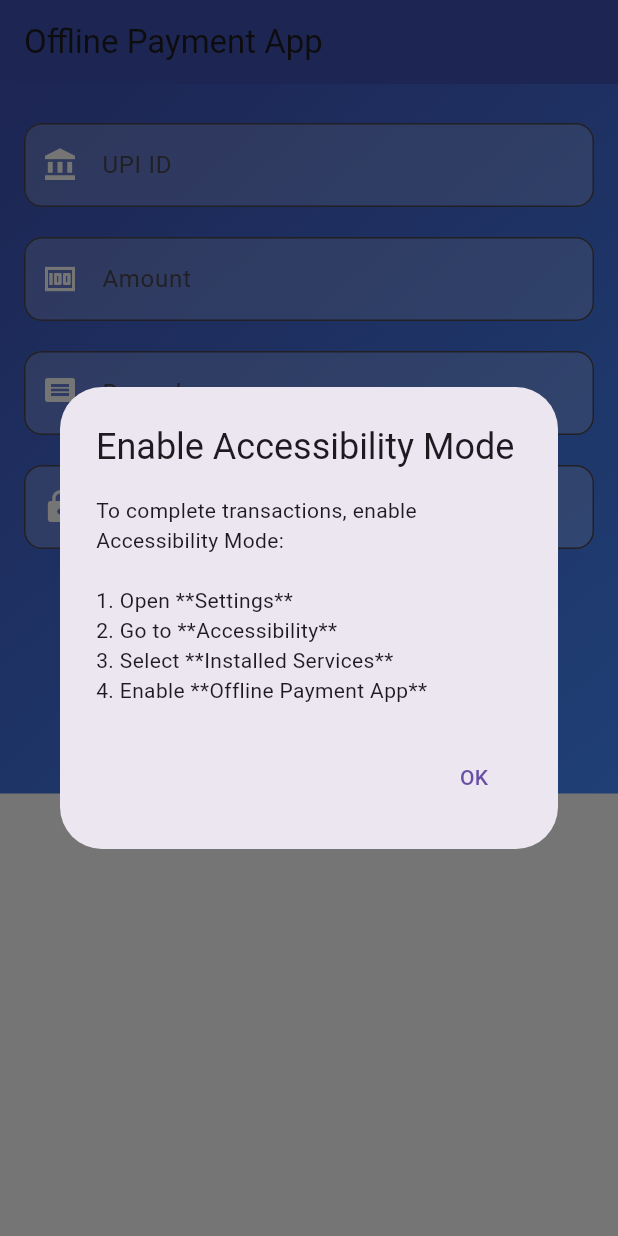
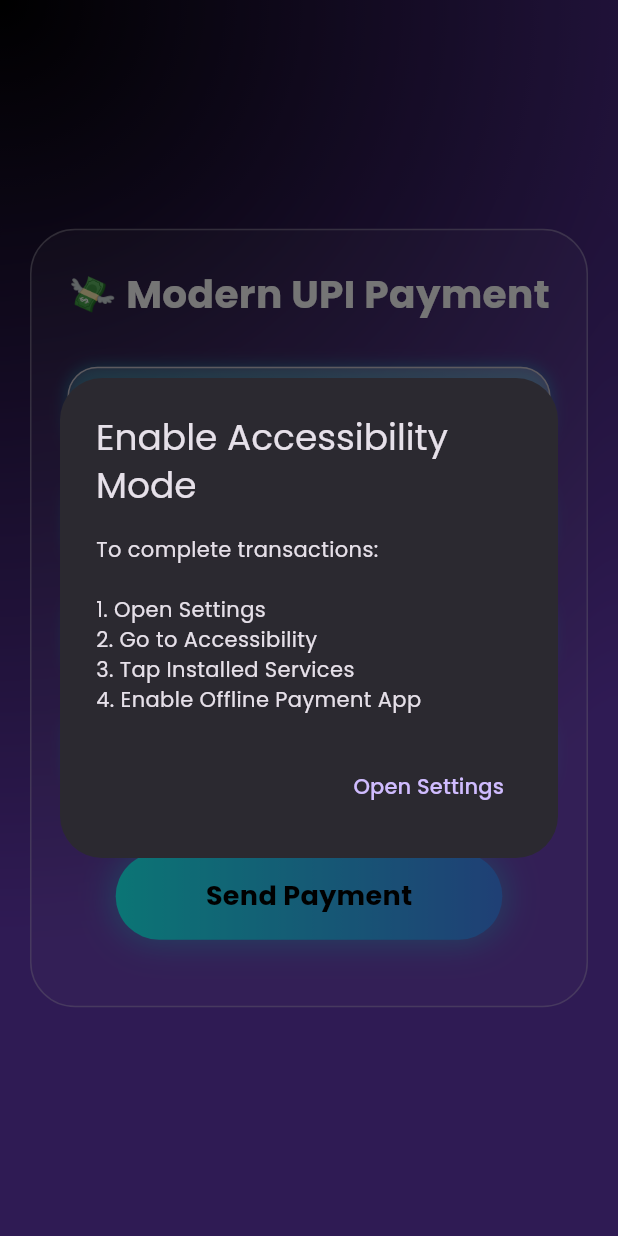
Before and after one commit to 24Yashwanth24/Pay_lyt_app, a Flutter app: the screen it shows after launch, on a phone screen of 412 x 824 dp. Run offline on Flutter 3.47's test engine with Material 3 defaults, Android fonts, the phone set to English and light mode, and no system bars; our stand-ins replace google_fonts, permission_handler; missing offline and left inert: android_intent_plus, ussd_launcher.

Commit message:
enhanced ui for upiID page

```diff
--- a/lib/main.dart
+++ b/lib/main.dart
@@ -1,42 +1,44 @@
 import 'package:flutter/material.dart';
+import 'package:permission_handler/permission_handler.dart';
 import 'package:ussd_launcher/ussd_launcher.dart';
-import 'package:permission_handler/permission_handler.dart';
 import 'package:android_intent_plus/android_intent.dart';
 import 'package:android_intent_plus/flag.dart';
+import 'dart:ui';
+import 'package:google_fonts/google_fonts.dart';
 
 void main() {
-  runApp(MyApp());
+  runApp(const MyApp());
 }
 
 class MyApp extends StatelessWidget {
+  const MyApp({super.key});
   @override
   Widget build(BuildContext context) {
     return MaterialApp(
-      theme: ThemeData(
-        primaryColor: Colors.indigo,
-        scaffoldBackgroundColor: Colors.white,
-        appBarTheme: AppBarTheme(backgroundColor: Colors.indigo),
+      title: 'Pay to UPI ID',
+      debugShowCheckedModeBanner: false,
+      theme: ThemeData.dark().copyWith(
+        textTheme: GoogleFonts.poppinsTextTheme(ThemeData.dark().textTheme),
       ),
-      home: OfflinePaymentScreen(),
+      home: const VibrantPaymentScreen(),
     );
   }
 }
 
-class OfflinePaymentScreen extends StatefulWidget {
-  const OfflinePaymentScreen({super.key});
-
+class VibrantPaymentScreen extends StatefulWidget {
+  const VibrantPaymentScreen({super.key});
   @override
-  _OfflinePaymentScreenState createState() => _OfflinePaymentScreenState();
+  State<VibrantPaymentScreen> createState() => _VibrantPaymentScreenState();
 }
 
-class _OfflinePaymentScreenState extends State<OfflinePaymentScreen> {
-  final TextEditingController upiIdController = TextEditingController();
-  final TextEditingController amountController = TextEditingController();
-  final TextEditingController remarkController = TextEditingController();
-  final TextEditingController upiPinController = TextEditingController();
+class _VibrantPaymentScreenState extends State<VibrantPaymentScreen> {
+  final upiIdController = TextEditingController();
+  final amountController = TextEditingController();
+  final remarkController = TextEditingController();
+  final upiPinController = TextEditingController();
 
+  bool isLoading = false;
   List<String> paymentMessages = [];
-  bool isLoading = false;
   int? selectedSimSlot;
 
   @override
@@ -45,9 +47,9 @@
     _loadSimCards();
     _showAccessibilityPopup();
     UssdLauncher.setUssdMessageListener((String message) {
-      ScaffoldMessenger.of(context).showSnackBar(
-        SnackBar(content: Text("Payment Message Received: $message")),
-      );
+      ScaffoldMessenger.of(
+        context,
+      ).showSnackBar(SnackBar(content: Text("USSD Response: $message")));
       setState(() {
         paymentMessages.add(message);
       });
@@ -56,7 +58,8 @@
 
   Future<void> _loadSimCards() async {
     var status = await Permission.phone.status;
-    if (status.isGranted) {
+    if (!status.isGranted) await Permission.phone.request();
+
     final simCards = await UssdLauncher.getSimCards();
     setState(() {
       if (simCards.isNotEmpty) {
@@ -64,17 +67,19 @@
       }
     });
   }
-  }
 
   void _showAccessibilityPopup() {
-    Future.delayed(Duration(milliseconds: 500), () {
+    Future.delayed(const Duration(milliseconds: 800), () {
       showDialog(
         context: context,
         builder: (context) => AlertDialog(
-          title: Text("Enable Accessibility Mode"),
-          content: Text(
-            "To complete transactions, enable Accessibility Mode:\n\n"
-            "1. Open **Settings**\n2. Go to **Accessibility**\n3. Select **Installed Services**\n4. Enable **Offline Payment App**",
+          title: const Text("Enable Accessibility Mode"),
+          content: const Text(
+            "To complete transactions:\n\n"
+            "1. Open Settings\n"
+            "2. Go to Accessibility\n"
+            "3. Tap Installed Services\n"
+            "4. Enable Offline Payment App",
           ),
           actions: [
             TextButton(
@@ -82,7 +87,7 @@
                 Navigator.pop(context);
                 _redirectToAccessibilitySettings();
               },
-              child: Text("OK"),
+              child: const Text("Open Settings"),
             ),
           ],
         ),
@@ -98,16 +103,16 @@
     intent.launch();
   }
 
-  void startPaymentTransaction() async {
-    String upiID = upiIdController.text;
-    String amount = amountController.text;
-    String remark = remarkController.text;
-    String upiPin = upiPinController.text;
+  void _startPayment() async {
+    final upi = upiIdController.text;
+    final amount = amountController.text;
+    final remark = remarkController.text;
+    final pin = upiPinController.text;
 
-    if (upiID.isEmpty || amount.isEmpty || remark.isEmpty || upiPin.isEmpty) {
-      ScaffoldMessenger.of(context).showSnackBar(
-        SnackBar(content: Text("Error: All fields must be filled.")),
-      );
+    if ([upi, amount, remark, pin].any((e) => e.isEmpty)) {
+      ScaffoldMessenger.of(
+        context,
+      ).showSnackBar(const SnackBar(content: Text("Please fill all fields")));
       return;
     }
 
@@ -120,15 +125,15 @@
       await UssdLauncher.multisessionUssd(
         code: "*99*1*3#",
         slotIndex: selectedSimSlot ?? 0,
-        options: [upiID, amount, remark, upiPin],
+        options: [upi, amount, remark, pin],
       );
-      ScaffoldMessenger.of(context).showSnackBar(
-        SnackBar(content: Text("Payment transaction started successfully.")),
-      );
+      ScaffoldMessenger.of(
+        context,
+      ).showSnackBar(const SnackBar(content: Text("Transaction initiated")));
     } catch (e) {
-      ScaffoldMessenger.of(context).showSnackBar(
-        SnackBar(content: Text("Payment Transaction Error: ${e.toString()}")),
-      );
+      ScaffoldMessenger.of(
+        context,
+      ).showSnackBar(SnackBar(content: Text("Error: ${e.toString()}")));
     } finally {
       setState(() {
         isLoading = false;
@@ -140,116 +145,170 @@
     }
   }
 
+  Widget _buildTextField(
+    String label,
+    TextEditingController controller,
+    IconData icon, {
+    bool isPassword = false,
+    bool isNumber = false,
+  }) {
+    return Container(
+      margin: const EdgeInsets.symmetric(vertical: 10),
+      decoration: BoxDecoration(
+        gradient: const LinearGradient(
+          colors: [Colors.white10, Colors.white24],
+        ),
+        borderRadius: BorderRadius.circular(20),
+        boxShadow: [
+          BoxShadow(
+            color: Colors.cyanAccent.withOpacity(0.3),
+            blurRadius: 8,
+            spreadRadius: 1,
+          ),
+        ],
+      ),
+      child: TextField(
+        controller: controller,
+        obscureText: isPassword,
+        keyboardType: isNumber ? TextInputType.number : TextInputType.text,
+        style: const TextStyle(color: Colors.white),
+        decoration: InputDecoration(
+          labelText: label,
+          labelStyle: const TextStyle(color: Colors.white70),
+          prefixIcon: Icon(icon, color: Colors.cyanAccent),
+          border: OutlineInputBorder(borderRadius: BorderRadius.circular(20)),
+          filled: true,
+          fillColor: Colors.transparent,
+        ),
+      ),
+    );
+  }
+
   @override
   Widget build(BuildContext context) {
     return Scaffold(
-      appBar: AppBar(title: Text("Offline Payment App")),
       body: Container(
-        decoration: BoxDecoration(
-          gradient: LinearGradient(
-            colors: [Colors.indigo, Colors.blueAccent],
-            begin: Alignment.topLeft,
-            end: Alignment.bottomRight,
+        decoration: const BoxDecoration(
+          gradient: RadialGradient(
+            colors: [Colors.black, Colors.deepPurple],
+            center: Alignment.topLeft,
+            radius: 1.5,
           ),
         ),
+        child: SafeArea(
+          child: Center(
+            child: ClipRRect(
+              borderRadius: BorderRadius.circular(30),
+              child: BackdropFilter(
+                filter: ImageFilter.blur(sigmaX: 12, sigmaY: 12),
+                child: Container(
+                  width: double.infinity,
+                  margin: const EdgeInsets.all(20),
+                  padding: const EdgeInsets.all(24),
+                  decoration: BoxDecoration(
+                    color: Colors.white.withOpacity(0.05),
+                    borderRadius: BorderRadius.circular(30),
+                    border: Border.all(color: Colors.white30),
+                  ),
                   child: SingleChildScrollView(
-          child: Padding(
-            padding: EdgeInsets.all(16.0),
                     child: Column(
                       children: [
+                        const Text(
+                          "💸 Modern UPI Payment",
+                          style: TextStyle(
+                            fontSize: 26,
+                            color: Colors.white,
+                            fontWeight: FontWeight.bold,
+                          ),
+                        ),
+                        const SizedBox(height: 20),
                         _buildTextField(
+                          "UPI ID",
                           upiIdController,
-                  "UPI ID",
-                  Icons.account_balance,
+                          Icons.account_circle,
                         ),
                         _buildTextField(
+                          "Amount",
                           amountController,
-                  "Amount",
-                  Icons.money,
+                          Icons.currency_rupee,
                           isNumber: true,
                         ),
-                _buildTextField(remarkController, "Remark", Icons.comment),
                         _buildTextField(
+                          "Remark",
+                          remarkController,
+                          Icons.message,
+                        ),
+                        _buildTextField(
+                          "UPI PIN",
                           upiPinController,
-                  "UPI PIN",
                           Icons.lock,
                           isPassword: true,
                         ),
-                SizedBox(height: 20),
-                ElevatedButton(
-                  style: ElevatedButton.styleFrom(
-                    backgroundColor: Colors.white,
-                    padding: EdgeInsets.symmetric(horizontal: 50, vertical: 15),
-                    shape: RoundedRectangleBorder(
-                      borderRadius: BorderRadius.circular(12),
+                        const SizedBox(height: 30),
+                        GestureDetector(
+                          onTap: isLoading ? null : _startPayment,
+                          child: AnimatedContainer(
+                            duration: const Duration(milliseconds: 300),
+                            padding: const EdgeInsets.symmetric(
+                              vertical: 16,
+                              horizontal: 60,
+                            ),
+                            decoration: BoxDecoration(
+                              gradient: const LinearGradient(
+                                colors: [Colors.cyanAccent, Colors.blueAccent],
+                              ),
+                              borderRadius: BorderRadius.circular(30),
+                              boxShadow: [
+                                BoxShadow(
+                                  color: Colors.cyanAccent.withOpacity(0.4),
+                                  blurRadius: 18,
+                                  spreadRadius: 2,
+                                ),
+                              ],
+                            ),
+                            child: isLoading
+                                ? const CircularProgressIndicator(
+                                    color: Colors.black,
+                                  )
+                                : const Text(
+                                    "Send Payment",
+                                    style: TextStyle(
+                                      color: Colors.black,
+                                      fontWeight: FontWeight.bold,
+                                      fontSize: 18,
                                     ),
                                   ),
-                  onPressed: startPaymentTransaction,
-                  child: Text(
-                    "Pay",
-                    style: TextStyle(fontSize: 18, color: Colors.indigo),
                           ),
                         ),
-                SizedBox(height: 16),
-                Text(
-                  "Payment Responses:",
+                        const SizedBox(height: 20),
+                        if (paymentMessages.isNotEmpty)
+                          Column(
+                            crossAxisAlignment: CrossAxisAlignment.start,
+                            children: [
+                              const Text(
+                                "Responses:",
                                 style: TextStyle(
-                    fontWeight: FontWeight.bold,
                                   fontSize: 16,
-                    color: Colors.white,
+                                  color: Colors.white70,
                                 ),
                               ),
-                Container(
-                  constraints: BoxConstraints(maxHeight: 200),
-                  decoration: BoxDecoration(
-                    border: Border.all(color: Colors.white),
-                    borderRadius: BorderRadius.circular(12),
-                    color: Colors.blueGrey[100],
-                  ),
-                  padding: EdgeInsets.all(10),
-                  child: SingleChildScrollView(
-                    child: Column(
-                      children: paymentMessages.map((message) {
-                        return Padding(
-                          padding: EdgeInsets.symmetric(vertical: 5),
-                          child: Text(
-                            message,
-                            style: TextStyle(color: Colors.white, fontSize: 14),
-                          ),
-                        );
-                      }).toList(),
+                              const SizedBox(height: 10),
+                              ...paymentMessages.map(
+                                (msg) => Text(
+                                  msg,
+                                  style: const TextStyle(color: Colors.white60),
                                 ),
                               ),
+                            ],
                           ),
                       ],
                     ),
                   ),
                 ),
               ),
-    );
-  }
-
-  Widget _buildTextField(
-    TextEditingController controller,
-    String label,
-    IconData icon, {
-    bool isNumber = false,
-    bool isPassword = false,
-  }) {
-    return Padding(
-      padding: EdgeInsets.symmetric(vertical: 10),
-      child: TextField(
-        controller: controller,
-        decoration: InputDecoration(
-          labelText: label,
-          prefixIcon: Icon(icon, color: Colors.white),
-          filled: true,
-          fillColor: Colors.white.withOpacity(0.2),
-          border: OutlineInputBorder(borderRadius: BorderRadius.circular(12)),
             ),
-        keyboardType: isNumber ? TextInputType.number : TextInputType.text,
-        obscureText: isPassword,
-        style: TextStyle(color: Colors.white),
+          ),
+        ),
       ),
     );
   }
--- a/pubspec.yaml
+++ b/pubspec.yaml
@@ -36,6 +36,7 @@
   # Use with the CupertinoIcons class for iOS style icons.
   cupertino_icons: ^1.0.8
   android_intent_plus: ^5.3.0
+  google_fonts: ^6.2.1
 
 
 dev_dependencies:
```
Also changed, not shown: pubspec.lock, 1 other file. Lines whose indentation alone changed are shown as unchanged.
